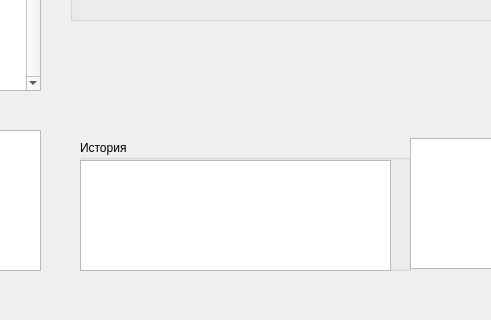
The window that Diplom/Gui.ui (MikhaMos/Diplom) describes before a commit, drawn with Qt 5; both pictures show x 140 to 631 and y 350 to 670 of the 880 by 670 pixel window.
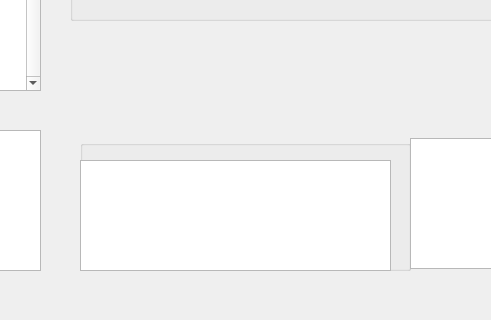
The same window after the commit.

```diff
--- a/Diplom/Gui.ui
+++ b/Diplom/Gui.ui
@@ -708,7 +708,7 @@
        </rect>
       </property>
       <property name="title">
-       <string>История</string>
+       <string/>
       </property>
       <property name="flat">
        <bool>false</bool>
```
